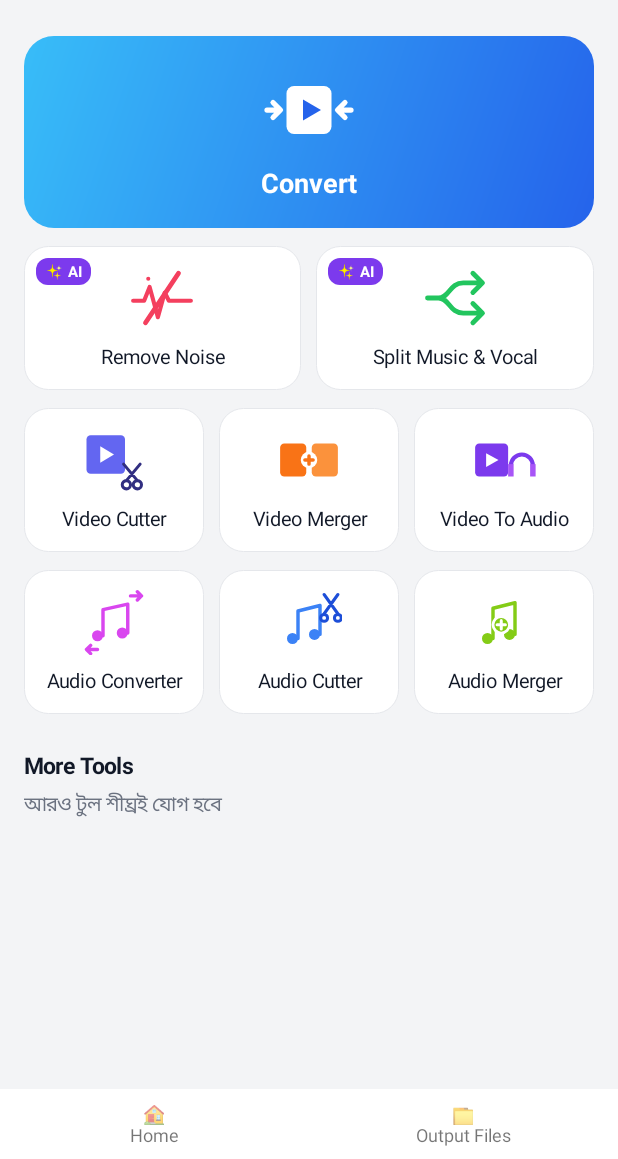
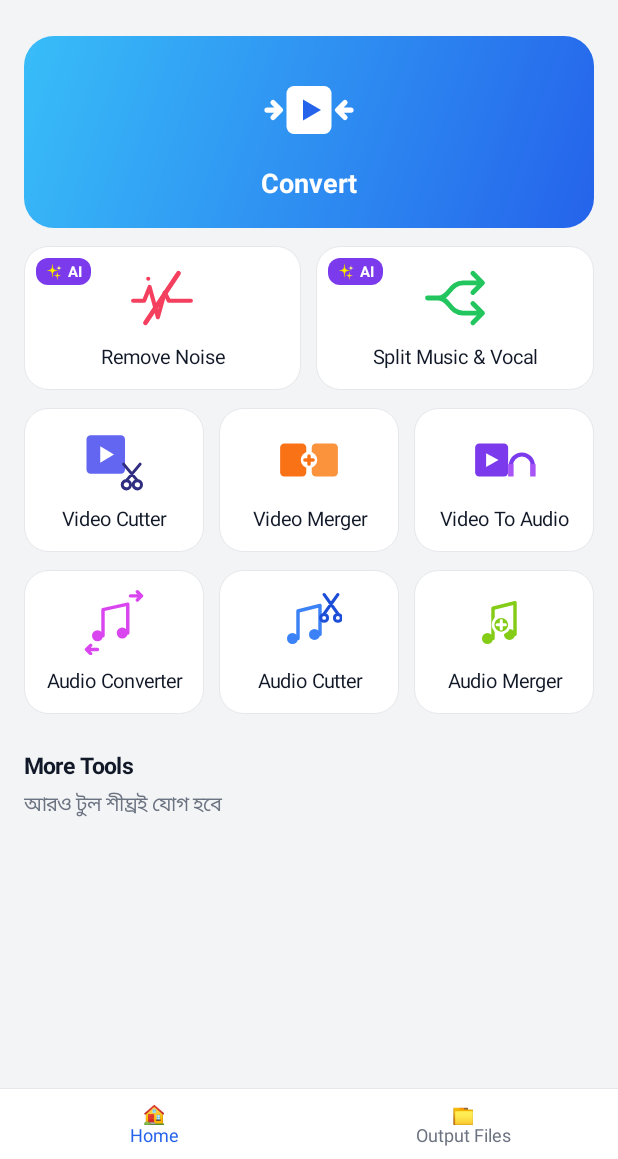
Before and after one commit to mkseries0055-stack/videostudio, an Android app: the screen it shows after launch (MainActivity), on a phone screen of 412 x 824 dp, the part 77-1236 px from its top. Run offline under Robolectric (Android 15) with nearby library versions, the phone set to English and light mode, and no system bars.

Commit message:
Update MainActivity.kt

```diff
--- a/app/src/main/java/com/example/videostudio/MainActivity.kt
+++ b/app/src/main/java/com/example/videostudio/MainActivity.kt
@@ -8,6 +8,7 @@ import android.widget.LinearLayout
 import android.widget.TextView
 import android.widget.Toast
 import androidx.appcompat.app.AppCompatActivity
+import androidx.core.view.WindowCompat
 
 class MainActivity : AppCompatActivity() {
 
@@ -27,14 +28,17 @@ class MainActivity : AppCompatActivity() {
     private fun select(index: Int) {
         content.removeAllViews()
         content.addView(if (index == 0) homeView else outView)
-        homeTab.setTextColor(if (index == 0) UI.orange else UI.textSub)
-        outTab.setTextColor(if (index == 1) UI.orange else UI.textSub)
+        homeTab.setTextColor(if (index == 0) UI.blue else UI.textSub)
+        outTab.setTextColor(if (index == 1) UI.blue else UI.textSub)
     }
 
     override fun onCreate(savedInstanceState: Bundle?) {
         super.onCreate(savedInstanceState)
         window.statusBarColor = UI.bg
         window.navigationBarColor = UI.card
+        val controller = WindowCompat.getInsetsController(window, window.decorView)
+        controller.isAppearanceLightStatusBars = true
+        controller.isAppearanceLightNavigationBars = true
 
         val root = LinearLayout(this).apply {
             orientation = LinearLayout.VERTICAL
@@ -47,6 +51,13 @@ class MainActivity : AppCompatActivity() {
             Toast.makeText(this, "$name — শীঘ্রই আসছে", Toast.LENGTH_SHORT).show()
         }
         outView = buildOutput(this)
+
+        val divider = View(this)
+        divider.setBackgroundColor(UI.border)
+        root.addView(
+            divider,
+            LinearLayout.LayoutParams(LinearLayout.LayoutParams.MATCH_PARENT, UI.dp(this, 1))
+        )
 
         val bar = LinearLayout(this).apply {
             orientation = LinearLayout.HORIZONTAL
```
